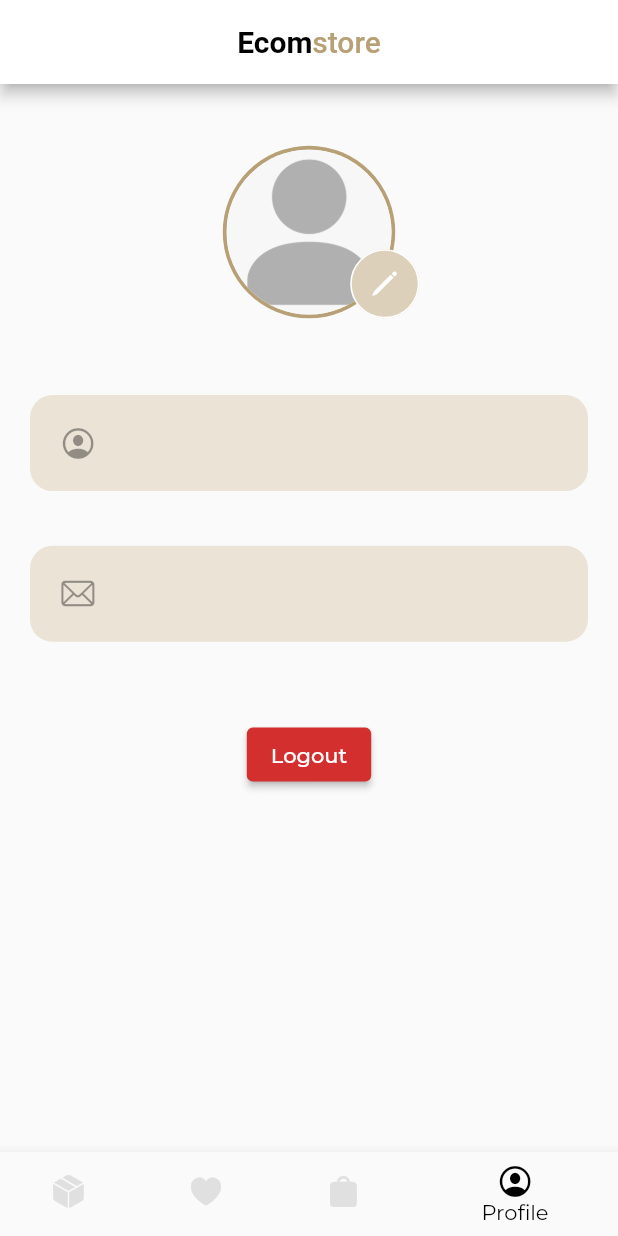
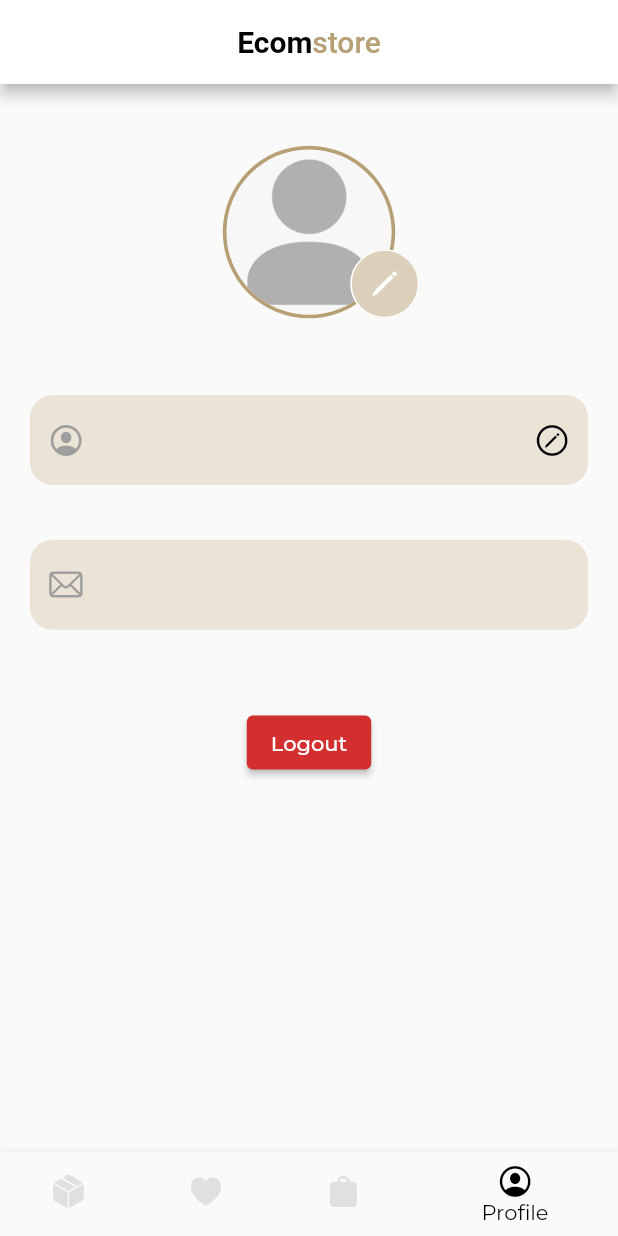
Before and after one commit to AHoxha19/ecomstore, a Flutter app: the screen it shows once a user with an empty profile is signed in, item 4 of the bottom bar chosen, on a phone screen of 412 x 824 dp. Run offline on Flutter 3.47's test engine with Material 2 defaults, Android fonts, the phone set to English and light mode, and no system bars; our stand-ins replace badges, cloud_firestore, firebase_auth, firebase_core, google_fonts, image_picker; accounts and stored records are empty.

Commit message:
add displayName editing functionnality

```diff
--- a/lib/constants/constants.dart
+++ b/lib/constants/constants.dart
@@ -41,3 +41,7 @@ const kThirdShopItemColor = Color(0xFF195f7a);
 const kFourthShopItemColor = Color(0xFFc6c1bc);
 const kSuccessColor = Color(0xFF4caf50);
 final kErrorColor = Colors.red[700];
+
+final transparentOutlineBorders = OutlineInputBorder(
+    borderRadius: BorderRadius.circular(15),
+    borderSide: BorderSide(color: Colors.transparent));
--- a/lib/main.dart
+++ b/lib/main.dart
@@ -59,6 +59,8 @@ class _EcomstoreAppState extends State<EcomstoreApp> {
                 ),
                 StreamProvider<User?>.value(
                     value: AuthProvider().authState, initialData: null),
+                StreamProvider<User?>.value(
+                    value: AuthProvider().userChanges, initialData: null),
                 ChangeNotifierProvider(create: (_) => EcomProvider()),
                 ChangeNotifierProvider(create: (_) => CartProvider()),
               ],
--- a/lib/providers/auth_provider.dart
+++ b/lib/providers/auth_provider.dart
@@ -7,6 +7,7 @@ class AuthProvider {
   final FirebaseAuth _firebaseAuth = FirebaseAuth.instance;
 
   Stream<User?> get authState => _firebaseAuth.idTokenChanges();
+  Stream<User?> get userChanges => _firebaseAuth.userChanges();
 
   Future<String> signIn(
       {required String email, required String password}) async {
--- a/lib/providers/ecom_provider.dart
+++ b/lib/providers/ecom_provider.dart
@@ -19,7 +19,6 @@ class EcomProvider extends ChangeNotifier {
   }
 
   Stream<List<ShopItem>> streamShopItems() {
-    print("stream called");
     var ref = _firestore.collection(SHOPITEMS_COLLECTION_NAME);
     return ref.snapshots().map((list) =>
         list.docs.map((doc) => ShopItem.fromJson(doc.data())).toList());
--- a/lib/views/catalog.dart
+++ b/lib/views/catalog.dart
@@ -60,7 +60,6 @@ class _CatalogViewState extends State<CatalogView> {
     return StreamBuilder<List<ShopItem>>(
         stream: _ecomProvider.streamShopItems(),
         builder: (context, snapshot) {
-          print("shop rebuild");
           if (snapshot.hasError) {
             print("${snapshot.data}");
             //show Error
--- a/lib/views/profile.dart
+++ b/lib/views/profile.dart
@@ -1,7 +1,7 @@
 import 'package:ecomstore/constants/constants.dart';
 import 'package:ecomstore/providers/auth_provider.dart';
 import 'package:ecomstore/utils/show_state.dart';
-import 'package:ecomstore/widgets/profile_menu.dart';
+import 'package:ecomstore/widgets/profile_info.dart';
 import 'package:ecomstore/widgets/profile_pic.dart';
 import 'package:firebase_auth/firebase_auth.dart';
 import 'package:flutter/cupertino.dart';
@@ -48,8 +48,9 @@ class _ProfileViewState extends State<ProfileView> {
     user = Provider.of<User?>(context);
     final authProvider = Provider.of<AuthProvider>(context);
     print(user!.photoURL);
+    print(user!.displayName);
 
-    return Center(
+    return SingleChildScrollView(
       child: Column(
         children: [
           SizedBox(
@@ -62,14 +63,29 @@ class _ProfileViewState extends State<ProfileView> {
           SizedBox(
             height: height * 0.05,
           ),
-          ProfileMenu(
-              text:
-                  "${user!.displayName ?? "DisplayName is not set, click to edit..."}",
-              icon: CupertinoIcons.profile_circled),
+          ProfileInfo(
+              text: user!.displayName ??
+                  "DisplayName is not set, click to edit...",
+              icon: CupertinoIcons.profile_circled,
+              type: ProfileInfoType.displayName,
+              onSubmitted: (value) async {
+                try {
+                  await user!.updateDisplayName(value);
+                  showSnackbarSuccess(
+                      context, "DisplayName changed successfully!");
+                } catch (e) {
+                  print(e);
+                  showSnackbarError(context, "An error occured");
+                }
+              }),
           SizedBox(
             height: height * 0.02,
           ),
-          ProfileMenu(text: "${user!.email}", icon: CupertinoIcons.mail),
+          ProfileInfo(
+            text: "${user!.email}",
+            icon: CupertinoIcons.mail,
+            type: ProfileInfoType.email,
+          ),
           SizedBox(
             height: height * 0.05,
           ),
--- /dev/null
+++ b/lib/widgets/profile_info.dart
@@ -0,0 +1,84 @@
+import 'package:ecomstore/constants/constants.dart';
+import 'package:flutter/cupertino.dart';
+import 'package:flutter/material.dart';
+
+enum ProfileInfoType { displayName, email }
+
+class ProfileInfo extends StatefulWidget {
+  const ProfileInfo({
+    Key? key,
+    required this.text,
+    required this.icon,
+    required this.type,
+    this.onSubmitted,
+  }) : super(key: key);
+
+  final String text;
+  final IconData icon;
+  final ProfileInfoType type;
+  final Function? onSubmitted;
+
+  @override
+  State<ProfileInfo> createState() => _ProfileInfoState();
+}
+
+class _ProfileInfoState extends State<ProfileInfo> {
+  final TextEditingController _controller = TextEditingController();
+  bool _validate = false;
+
+  @override
+  dispose() {
+    _controller.dispose();
+    super.dispose();
+  }
+
+  buildInputDecoration() {
+    return InputDecoration(
+        filled: true,
+        fillColor: colorLogo[100],
+        focusColor: colorLogo[100],
+        focusedBorder: transparentOutlineBorders,
+        hintText: widget.text,
+        enabledBorder: transparentOutlineBorders,
+        errorText: _validate ? 'DisplayName can\'t be empty' : null,
+        prefixIcon: Icon(
+          widget.icon,
+          color: Colors.grey,
+        ),
+        suffixIcon: widget.type == ProfileInfoType.displayName
+            ? const Icon(
+                CupertinoIcons.pencil_circle,
+                color: Colors.black,
+              )
+            : null,
+        disabledBorder: transparentOutlineBorders,
+        border: transparentOutlineBorders);
+  }
+
+  Widget buildTxtEditingButton() {
+    return TextField(
+      cursorColor: Colors.grey,
+      decoration: buildInputDecoration(),
+      enabled: widget.type == ProfileInfoType.displayName,
+      controller: _controller,
+      onSubmitted: widget.type == ProfileInfoType.displayName
+          ? (value) {
+              if (_controller.text.isNotEmpty) {
+                widget.onSubmitted!(value);
+                _validate = false;
+              } else {
+                _validate = true;
+              }
+              setState(() {});
+            }
+          : null,
+    );
+  }
+
+  @override
+  Widget build(BuildContext context) {
+    return Padding(
+        padding: const EdgeInsets.symmetric(horizontal: 20, vertical: 10),
+        child: buildTxtEditingButton());
+  }
+}
--- a/lib/widgets/profile_menu.dart
+++ /dev/null
@@ -1,40 +0,0 @@
-import 'package:ecomstore/constants/constants.dart';
-import 'package:flutter/cupertino.dart';
-import 'package:flutter/material.dart';
-
-class ProfileMenu extends StatelessWidget {
-  const ProfileMenu({
-    Key? key,
-    required this.text,
-    required this.icon,
-    this.press,
-  }) : super(key: key);
-
-  final String text;
-  final IconData icon;
-  final VoidCallback? press;
-
-  @override
-  Widget build(BuildContext context) {
-    return Padding(
-      padding: const EdgeInsets.symmetric(horizontal: 20, vertical: 10),
-      child: TextButton(
-        style: TextButton.styleFrom(
-          primary: kLogoColor,
-          padding: EdgeInsets.all(20),
-          shape:
-              RoundedRectangleBorder(borderRadius: BorderRadius.circular(15)),
-          backgroundColor: colorLogo[100],
-        ),
-        onPressed: press,
-        child: Row(
-          children: [
-            Icon(icon),
-            const SizedBox(width: 20),
-            Text(text),
-          ],
-        ),
-      ),
-    );
-  }
-}
--- a/lib/widgets/profile_pic.dart
+++ b/lib/widgets/profile_pic.dart
@@ -1,6 +1,8 @@
 import 'package:ecomstore/constants/constants.dart';
 import 'package:flutter/cupertino.dart';
 import 'package:flutter/material.dart';
+
+//Modified version of: https://github.com/abuanwar072/E-commerce-Complete-Flutter-UI/blob/master/lib/screens/profile/components/profile_pic.dart
 
 class ProfilePic extends StatelessWidget {
   ProfilePic({
@@ -8,7 +10,6 @@ class ProfilePic extends StatelessWidget {
     String? imagePath,
     required this.onImageEdit,
   }) : super(key: key) {
-    print("constructor");
     if (imagePath != null) {
       this.imagePath = imagePath;
     } else {
```
